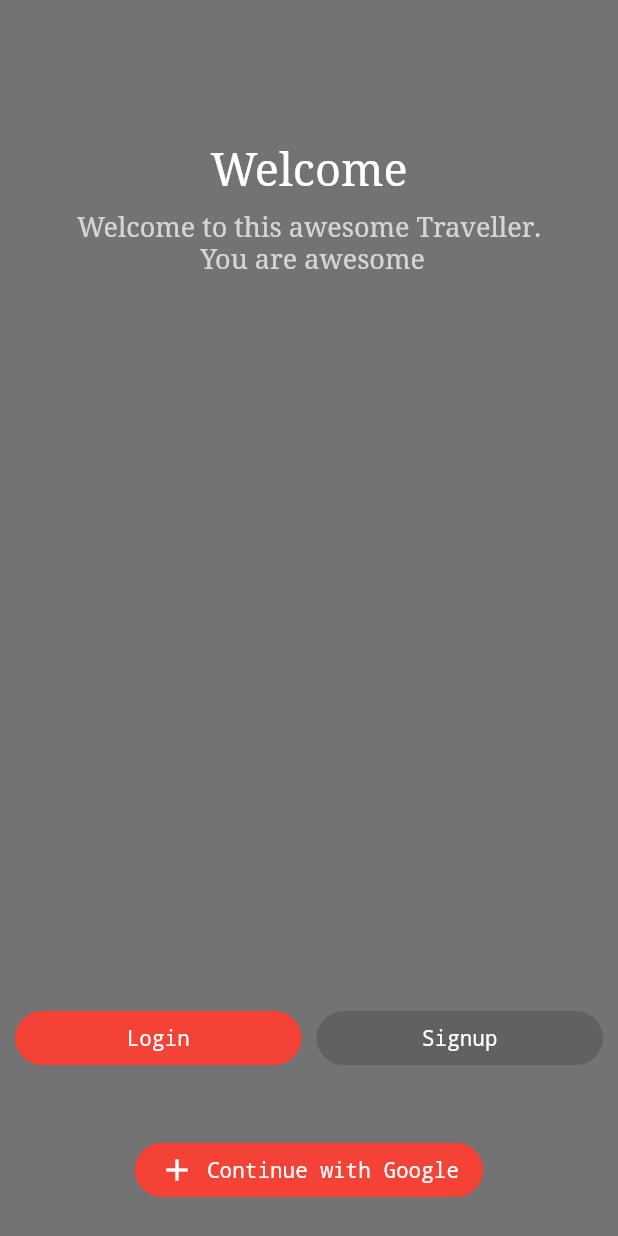
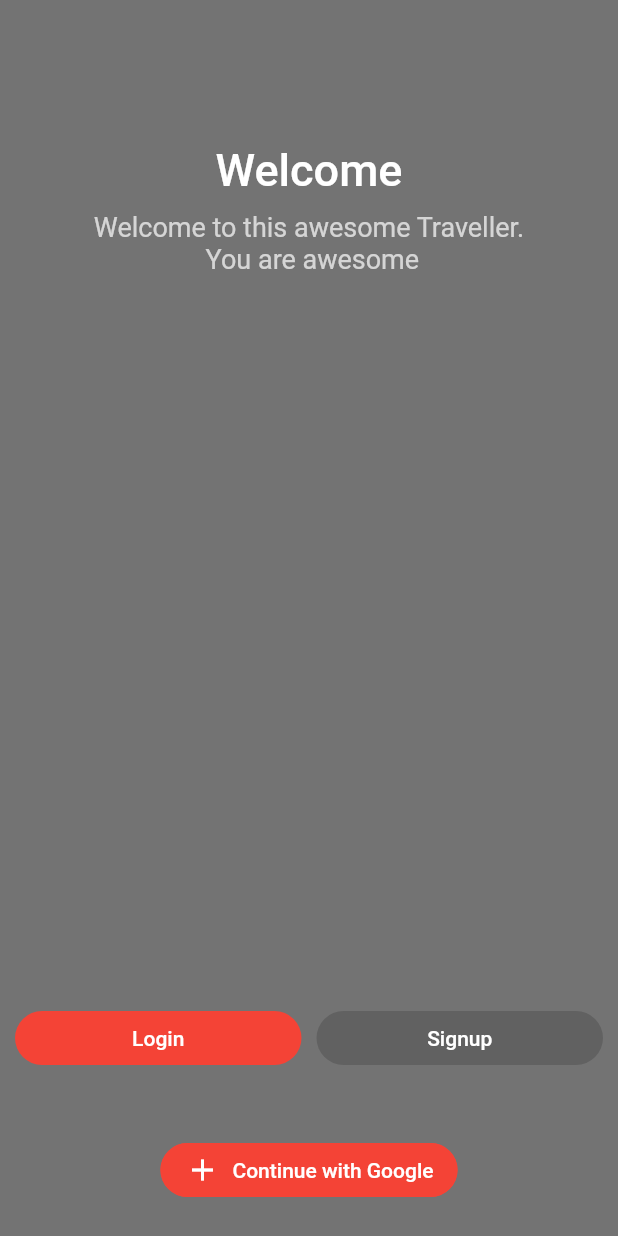
Before and after one commit to Uday-kiran9147/Traveller, a Flutter app: the screen it shows after launch, on a phone screen of 412 x 824 dp. Run offline on Flutter 3.47's test engine with Material 2 defaults, Android fonts, the phone set to English and light mode, and no system bars; our stand-ins replace bloc, cloud_firestore, firebase_auth, firebase_core, firebase_storage, flutter_bloc and 7 more; accounts and stored records are empty.

Commit message:
app text theme changed

```diff
--- a/lib/main.dart
+++ b/lib/main.dart
@@ -53,7 +53,7 @@ class _MyAppState extends State<MyApp> {
           // textTheme: const TextTheme(bodyMedium: TextStyle(color: Colors.purple)),
 
           // Define the default font family.
-          fontFamily: 'monospace',
+          fontFamily: 'roboto',
 
           // Define the default `TextTheme`. Use this to specify the default
           // text styling for headlines, titles, bodies of text, and more.
@@ -62,7 +62,7 @@ class _MyAppState extends State<MyApp> {
             displayLarge:
                 TextStyle(fontSize: 72.0, fontWeight: FontWeight.bold),
             titleLarge: TextStyle(fontSize: 36.0, fontStyle: FontStyle.italic),
-            bodyMedium: TextStyle(fontSize: 14.0, fontFamily: 'serif'),
+            bodyMedium: TextStyle(fontSize: 14.0, ),
           ),
         ),
         home: isloggedin! ? HomeBloc() : AuthenticationScreen(),
--- a/lib/presentation/pages/home/ui/widgets/destination_box.dart
+++ b/lib/presentation/pages/home/ui/widgets/destination_box.dart
@@ -17,7 +17,7 @@ class DestinationCard extends StatelessWidget {
       width: 76,
       height: 110,
       margin: EdgeInsets.only(right: 10, bottom: 10, top: 10),
-      child: Text(destination, textAlign: TextAlign.center),
+      child: Text(destination, textAlign: TextAlign.center,style: Theme.of(context).textTheme.labelMedium,),
     );
   }
 }
```
